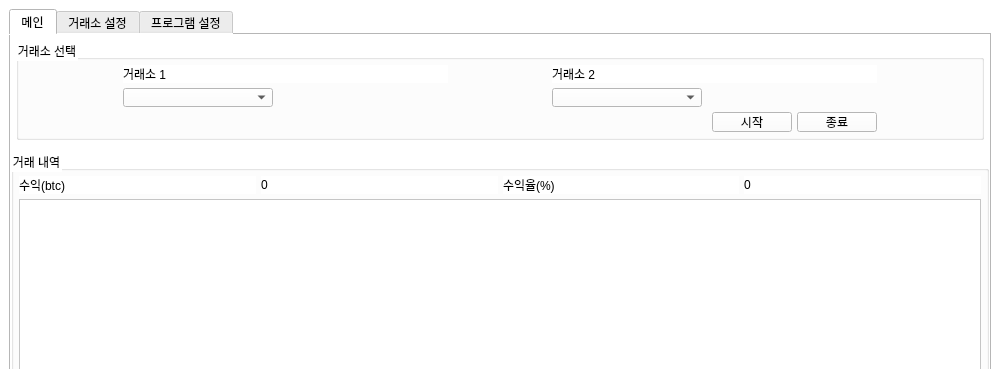
Above: static/guis/main.ui from songsb13/DiffTrader before the change; both pictures show x 0 to 1000 and y 0 to 369 of the 1000 by 1000 pixel window. Below: the same form after it.
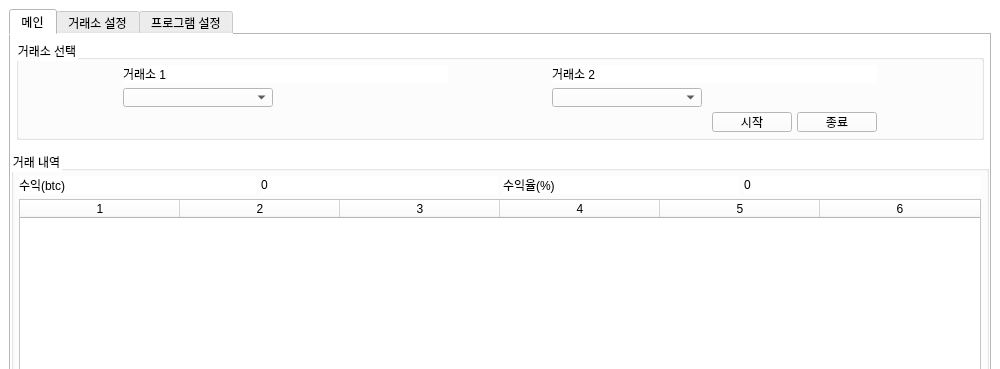
That is the form after the change. Icons and pictures are not drawn.

Commit message: todo, table fixed with ui

The edit to the form file:
```diff
--- a/static/guis/main.ui
+++ b/static/guis/main.ui
@@ -318,11 +318,20 @@
                 <number>0</number>
                </property>
                <property name="columnCount">
-                <number>0</number>
+                <number>6</number>
                </property>
                <attribute name="horizontalHeaderVisible">
+                <bool>true</bool>
+               </attribute>
+               <attribute name="horizontalHeaderCascadingSectionResizes">
                 <bool>false</bool>
                </attribute>
+               <attribute name="horizontalHeaderMinimumSectionSize">
+                <number>40</number>
+               </attribute>
+               <attribute name="horizontalHeaderDefaultSectionSize">
+                <number>160</number>
+               </attribute>
                <attribute name="horizontalHeaderHighlightSections">
                 <bool>true</bool>
                </attribute>
@@ -330,7 +339,7 @@
                 <bool>false</bool>
                </attribute>
                <attribute name="horizontalHeaderStretchLastSection">
-                <bool>false</bool>
+                <bool>true</bool>
                </attribute>
                <attribute name="verticalHeaderVisible">
                 <bool>false</bool>
@@ -350,6 +359,12 @@
                <attribute name="verticalHeaderStretchLastSection">
                 <bool>false</bool>
                </attribute>
+               <column/>
+               <column/>
+               <column/>
+               <column/>
+               <column/>
+               <column/>
               </widget>
              </item>
             </layout>
```
The commit also changes 1 other file.
